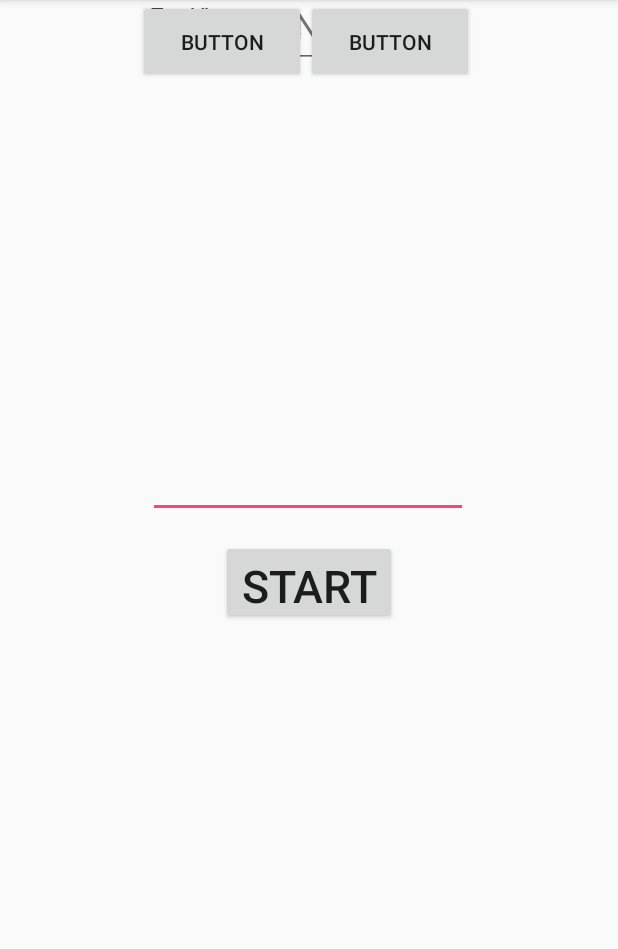
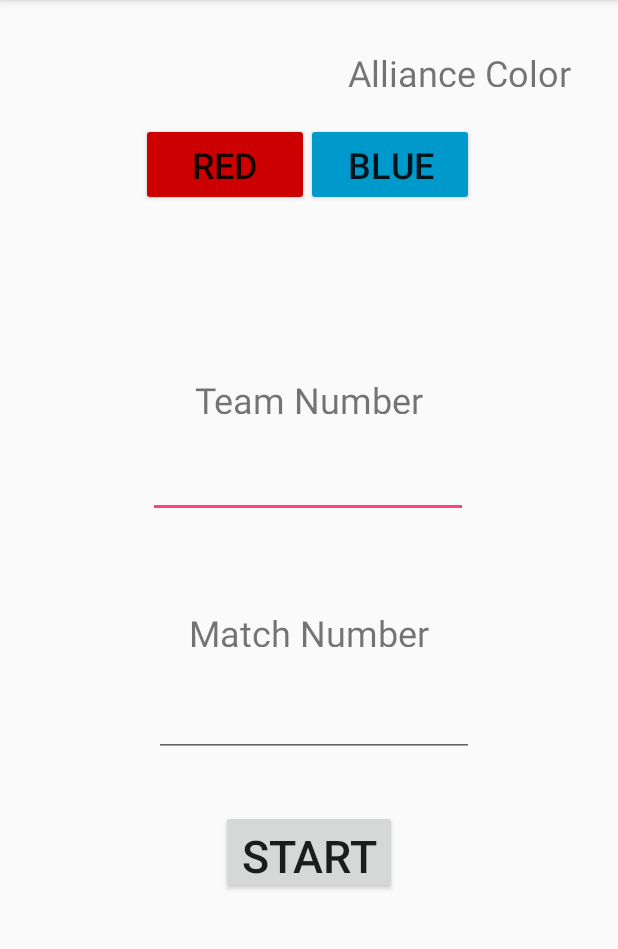
Before and after one commit to SouthCoastCorsairs/2018ScoutingApp, an Android app: the screen it shows after launch (MainActivity), on a phone screen of 412 x 824 dp, the part 84-1033 px from its top. Run offline under Robolectric (Android 15) with nearby library versions, the phone set to English and light mode, and no system bars.

Commit message:
Navigation Completed

```diff
--- a/app/src/main/res/layout/activity_autonomous.xml
+++ b/app/src/main/res/layout/activity_autonomous.xml
@@ -10,6 +10,7 @@
         android:id="@+id/button5"
         android:layout_width="135dp"
         android:layout_height="46dp"
+        android:onClick="Notes"
         android:text="@string/notes"
         android:textSize="24sp"
         app:layout_constraintBaseline_toBaselineOf="@+id/button6"
@@ -19,6 +20,7 @@
         android:id="@+id/button6"
         android:layout_width="135dp"
         android:layout_height="46dp"
+        android:onClick="Teleop"
         android:text="@string/tele_op"
         android:textSize="24sp"
         app:layout_constraintBaseline_toBaselineOf="@+id/textView13"
@@ -212,12 +214,11 @@
         android:id="@+id/textView13"
         android:layout_width="135dp"
         android:layout_height="46dp"
-        android:layout_marginStart="16dp"
         android:layout_marginLeft="16dp"
         android:text="@string/auto"
         android:textAlignment="center"
         android:textColor="@android:color/black"
-        android:textSize="30sp"
+        android:textSize="24sp"
         app:layout_constraintEnd_toStartOf="@+id/button6"
         app:layout_constraintLeft_toLeftOf="parent"
         app:layout_constraintTop_toTopOf="parent" />
--- a/app/src/main/res/layout/activity_main.xml
+++ b/app/src/main/res/layout/activity_main.xml
@@ -14,54 +14,67 @@
         android:layout_marginEnd="150dp"
         android:layout_marginRight="16dp"
         android:layout_marginStart="150dp"
-        android:layout_marginTop="360dp"
-        android:onClick="increaseScale"
+        android:layout_marginTop="35dp"
+        android:onClick="startMatch"
         android:text="@string/start_match"
         android:textSize="30sp"
         app:layout_constraintEnd_toEndOf="parent"
         app:layout_constraintRight_toRightOf="parent"
         app:layout_constraintStart_toStartOf="parent"
-        app:layout_constraintTop_toTopOf="parent" />
+        app:layout_constraintTop_toBottomOf="@+id/editText2" />
 
     <EditText
         android:id="@+id/editText"
         android:layout_width="wrap_content"
         android:layout_height="wrap_content"
-        android:layout_marginTop="300dp"
+        android:layout_marginEnd="8dp"
+        android:layout_marginStart="8dp"
+        android:layout_marginTop="24dp"
         android:ems="10"
         android:inputType="number"
-        app:layout_constraintBottom_toBottomOf="parent"
+        app:layout_constraintEnd_toEndOf="parent"
         app:layout_constraintHorizontal_bias="0.497"
         app:layout_constraintLeft_toLeftOf="parent"
         app:layout_constraintRight_toRightOf="parent"
-        app:layout_constraintTop_toTopOf="parent"
-        app:layout_constraintVertical_bias="0.0" />
+        app:layout_constraintStart_toStartOf="parent"
+        app:layout_constraintTop_toBottomOf="@+id/textView2" />
 
     <EditText
         android:id="@+id/editText2"
         android:layout_width="wrap_content"
         android:layout_height="wrap_content"
+        android:layout_marginEnd="96dp"
+        android:layout_marginStart="96dp"
+        android:layout_marginTop="28dp"
         android:ems="10"
         android:inputType="number"
-        app:layout_constraintHorizontal_bias="0.497"
-        app:layout_constraintLeft_toLeftOf="parent"
+        app:layout_constraintEnd_toEndOf="parent"
+        app:layout_constraintHorizontal_bias="1.0"
         app:layout_constraintRight_toRightOf="parent"
-        tools:layout_editor_absoluteY="175dp" />
+        app:layout_constraintStart_toStartOf="parent"
+        app:layout_constraintTop_toBottomOf="@+id/textView3" />
 
     <Button
         android:id="@+id/button2"
         android:layout_width="112dp"
         android:layout_height="55dp"
-        android:text="Button"
+        android:layout_marginStart="96dp"
+        android:layout_marginTop="24dp"
+        android:backgroundTint="@android:color/holo_red_dark"
+        android:text="@string/red"
+        android:textSize="24sp"
         app:layout_constraintEnd_toStartOf="@+id/button3"
-        tools:layout_editor_absoluteY="60dp" />
+        app:layout_constraintStart_toStartOf="parent"
+        app:layout_constraintTop_toBottomOf="@+id/textView4" />
 
     <Button
         android:id="@+id/button3"
         android:layout_width="112dp"
         android:layout_height="55dp"
         android:layout_marginEnd="96dp"
-        android:text="Button"
+        android:backgroundTint="@android:color/holo_blue_dark"
+        android:text="@string/blue"
+        android:textSize="24sp"
         app:layout_constraintBaseline_toBaselineOf="@+id/button2"
         app:layout_constraintEnd_toEndOf="parent" />
 
@@ -69,29 +82,47 @@
         android:id="@+id/textView2"
         android:layout_width="211dp"
         android:layout_height="26dp"
+        android:layout_marginBottom="440dp"
+        android:layout_marginEnd="8dp"
+        android:layout_marginStart="8dp"
+        android:layout_marginTop="60dp"
         android:text="@string/team_number"
         android:textAlignment="center"
         android:textSize="24sp"
+        app:layout_constraintBottom_toBottomOf="parent"
+        app:layout_constraintEnd_toEndOf="parent"
         app:layout_constraintLeft_toLeftOf="parent"
         app:layout_constraintRight_toRightOf="parent"
-        tools:layout_editor_absoluteY="258dp" />
+        app:layout_constraintStart_toStartOf="parent"
+        app:layout_constraintTop_toBottomOf="@+id/button3" />
 
     <TextView
         android:id="@+id/textView3"
         android:layout_width="211dp"
         android:layout_height="26dp"
-        android:text="TextView"
+        android:layout_marginEnd="8dp"
+        android:layout_marginStart="8dp"
+        android:layout_marginTop="60dp"
+        android:text="@string/match_number"
+        android:textAlignment="center"
+        android:textSize="24sp"
+        app:layout_constraintEnd_toEndOf="parent"
         app:layout_constraintLeft_toLeftOf="parent"
         app:layout_constraintRight_toRightOf="parent"
-        tools:layout_editor_absoluteY="140dp" />
+        app:layout_constraintStart_toStartOf="parent"
+        app:layout_constraintTop_toBottomOf="@+id/editText" />
 
     <TextView
         android:id="@+id/textView4"
         android:layout_width="211dp"
         android:layout_height="26dp"
-        android:text="TextView"
+        android:layout_marginTop="32dp"
+        android:text="@string/alliance_color"
+        android:textAlignment="center"
+        android:textSize="24sp"
+        app:layout_constraintEnd_toEndOf="parent"
         app:layout_constraintLeft_toLeftOf="parent"
         app:layout_constraintRight_toRightOf="parent"
-        tools:layout_editor_absoluteY="24dp" />
+        app:layout_constraintTop_toTopOf="parent" />
 
 </android.support.constraint.ConstraintLayout>
--- /dev/null
+++ b/settings.gradle
@@ -0,0 +1 @@
+include ':app'
```
Also changed, not shown: app/src/main/AndroidManifest.xml (+6 -2 lines), app/src/main/res/layout/activity_display_message.xml (deleted, +0 -21 lines), app/src/main/res/layout/activity_notes.xml (added, +38 -0 lines), app/src/main/res/layout/activity_tele.xml (added, +45 -0 lines), app/src/main/res/values/strings.xml (+18 -3 lines), build.gradle (added, +27 -0 lines), gradle.properties (added, +17 -0 lines), gradle/wrapper/gradle-wrapper.properties (added), 4 other files.
